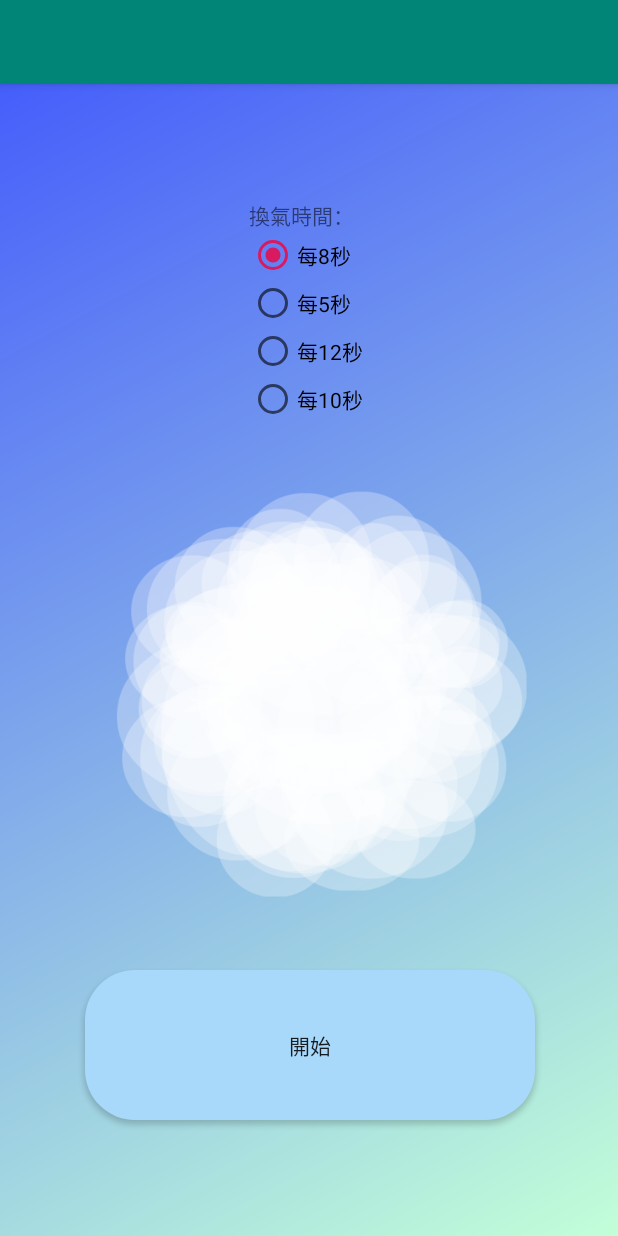
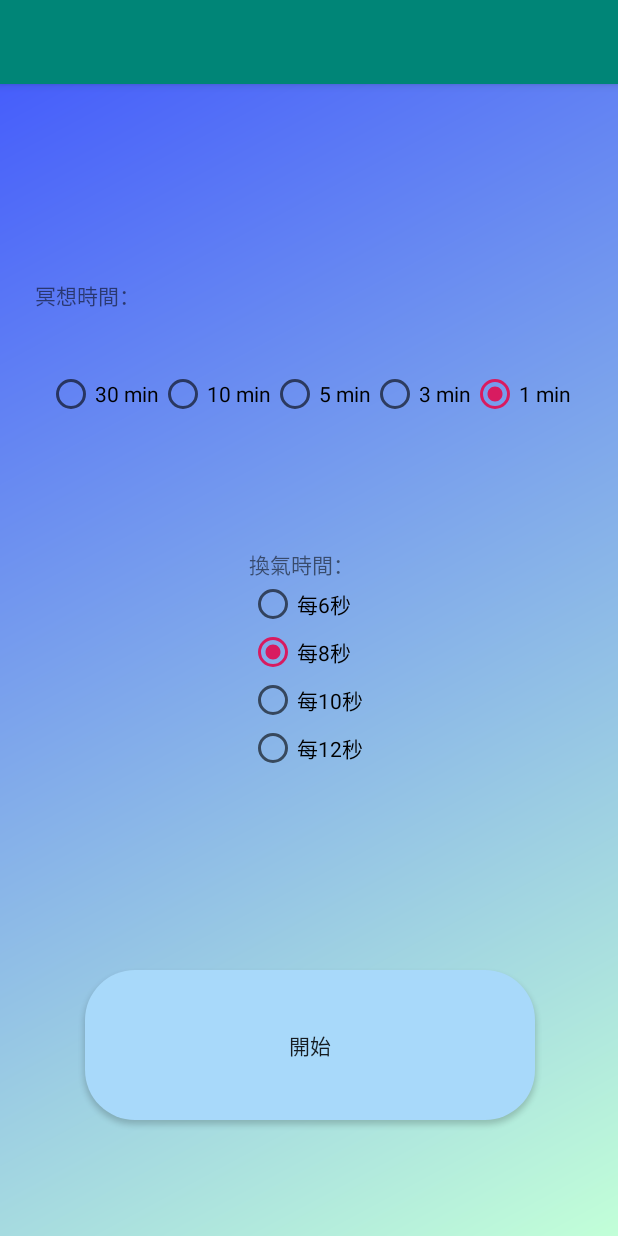
Before and after one commit to ailan12345/bm, an Android app: the breathe screen opened directly, with no data from a screen before it, on a phone screen of 412 x 824 dp. Run offline under Robolectric (Android 15) with nearby library versions, the phone set to English and light mode, and no system bars.

Commit message:
add breathe view

```diff
--- a/app/src/main/res/layout/breathe.xml
+++ b/app/src/main/res/layout/breathe.xml
@@ -12,15 +12,97 @@
         android:layout_width="wrap_content"
         android:layout_height="wrap_content"
         android:layout_marginStart="4dp"
-        android:layout_marginTop="4dp"
+        android:layout_marginTop="8dp"
+        android:layout_marginEnd="8dp"
+        android:layout_marginBottom="8dp"
+        android:orientation="vertical"
+        app:layout_constraintBottom_toBottomOf="parent"
+        app:layout_constraintEnd_toEndOf="parent"
+        app:layout_constraintHorizontal_bias="0.566"
+        app:layout_constraintStart_toStartOf="parent"
+        app:layout_constraintTop_toTopOf="parent"
+        app:layout_constraintVertical_bias="0.185">
+
+        <TextView
+            android:id="@+id/textView8"
+            android:layout_width="match_parent"
+            android:layout_height="wrap_content"
+            android:layout_weight="1"
+            android:text="冥想時間：" />
+
+        <RadioGroup
+            android:id="@+id/radioGroup"
+            android:layout_width="wrap_content"
+            android:layout_height="30dp"
+            android:layout_marginStart="8dp"
+            android:layout_marginLeft="8dp"
+            android:layout_marginTop="40dp"
+            android:layout_marginEnd="8dp"
+            android:layout_marginRight="8dp"
+            android:orientation="horizontal"
+            app:layout_constraintEnd_toEndOf="parent">
+
+            <RadioButton
+                android:id="@+id/radioButton6"
+                android:layout_width="0dp"
+                android:layout_height="wrap_content"
+                android:layout_weight="2"
+                android:checked="true"
+                android:orientation="horizontal"
+                android:text="30 min" />
+
+            <RadioButton
+                android:id="@+id/radioButton5"
+                android:layout_width="0dp"
+                android:layout_height="wrap_content"
+                android:layout_weight="2"
+                android:checked="true"
+                android:orientation="horizontal"
+                android:text="10 min" />
+
+            <RadioButton
+                android:id="@+id/radioButton4"
+                android:layout_width="0dp"
+                android:layout_height="wrap_content"
+                android:layout_weight="2"
+                android:text="5 min" />
+
+            <RadioButton
+                android:id="@+id/radioButton3"
+                android:layout_width="0dp"
+                android:layout_height="wrap_content"
+                android:layout_weight="2"
+                android:text="3 min"
+                tools:layout_editor_absoluteX="125dp"
+                tools:layout_editor_absoluteY="208dp" />
+
+            <RadioButton
+                android:id="@+id/radioButton2"
+                android:layout_width="0dp"
+                android:layout_height="wrap_content"
+                android:layout_weight="2"
+                android:checked="true"
+                android:text="1 min"
+                tools:layout_editor_absoluteX="126dp"
+                tools:layout_editor_absoluteY="143dp" />
+        </RadioGroup>
+
+    </LinearLayout>
+
+    <LinearLayout
+        android:id="@+id/linearLayout"
+        android:layout_width="wrap_content"
+        android:layout_height="wrap_content"
+        android:layout_marginStart="4dp"
+        android:layout_marginTop="8dp"
         android:layout_marginEnd="8dp"
         android:layout_marginBottom="8dp"
         android:orientation="vertical"
         app:layout_constraintBottom_toBottomOf="parent"
         app:layout_constraintEnd_toEndOf="parent"
         app:layout_constraintStart_toStartOf="parent"
-        app:layout_constraintTop_toTopOf="parent"
-        app:layout_constraintVertical_bias="0.120000005">
+        app:layout_constraintTop_toTopOf="parent">
+
 
         <TextView
             android:id="@+id/textView8"
@@ -29,12 +111,20 @@
             android:layout_weight="1"
             android:text="換氣時間：" />
 
-
         <RadioGroup
             android:id="@+id/radioGroup2"
             android:layout_width="match_parent"
             android:layout_height="match_parent"
             android:layout_weight="1">
+
+            <RadioButton
+                android:id="@+id/s6"
+                style="@style/Widget.AppCompat.CompoundButton.RadioButton"
+                android:layout_width="match_parent"
+                android:layout_height="wrap_content"
+                android:layout_weight="1"
+                android:checked="false"
+                android:text="每6秒" />
 
             <RadioButton
                 android:id="@+id/s8"
@@ -46,13 +136,12 @@
                 android:text="每8秒" />
 
             <RadioButton
-                android:id="@+id/s5"
+                android:id="@+id/s10"
                 style="@style/Widget.AppCompat.CompoundButton.RadioButton"
                 android:layout_width="match_parent"
                 android:layout_height="wrap_content"
                 android:layout_weight="1"
-                android:checked="false"
-                android:text="每5秒" />
+                android:text="每10秒" />
 
             <RadioButton
                 android:id="@+id/s12"
@@ -62,31 +151,9 @@
                 android:layout_weight="1"
                 android:text="每12秒" />
 
-            <RadioButton
-                android:id="@+id/s10"
-                style="@style/Widget.AppCompat.CompoundButton.RadioButton"
-                android:layout_width="match_parent"
-                android:layout_height="wrap_content"
-                android:layout_weight="1"
-                android:text="每10秒" />
-
         </RadioGroup>
 
     </LinearLayout>
-
-    <ImageView
-        android:id="@+id/imageView"
-        android:layout_width="300dp"
-        android:layout_height="300dp"
-        android:layout_marginStart="8dp"
-        android:layout_marginTop="8dp"
-        android:layout_marginEnd="8dp"
-        android:layout_marginBottom="8dp"
-        app:layout_constraintBottom_toTopOf="@+id/stratM"
-        app:layout_constraintEnd_toEndOf="parent"
-        app:layout_constraintStart_toStartOf="parent"
-        app:layout_constraintTop_toBottomOf="@+id/linearLayout"
-        app:srcCompat="@drawable/light" />
 
     <Button
         android:id="@+id/stratM"
@@ -97,6 +164,7 @@
         android:layout_marginEnd="8dp"
         android:layout_marginBottom="8dp"
         android:background="@drawable/mainbtn"
+        android:onClick="breatheStart"
         android:text="開始"
         app:layout_constraintBottom_toBottomOf="parent"
         app:layout_constraintEnd_toEndOf="parent"
```
Also changed, not shown: app/src/main/java/com/example/bm/breathe.java (+62 -0 lines), app/src/main/java/com/example/bm/start.java (+36 -33 lines).
